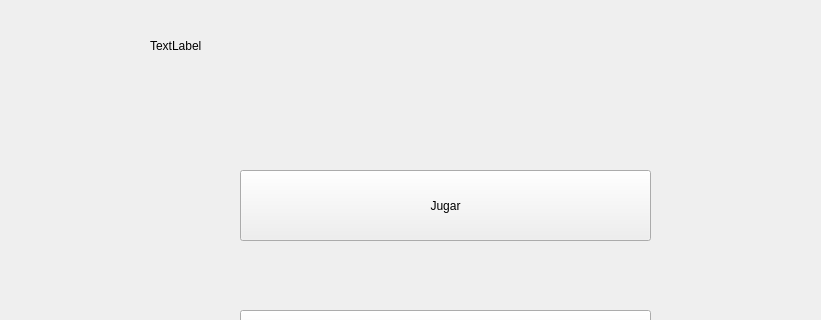
Jiny-perez/ProyectoBuscaMinas_Programacion3, file playerconfigurationform.ui: the form before one commit; both pictures show x 0 to 821 and y 0 to 320 of the 905 by 600 pixel window.
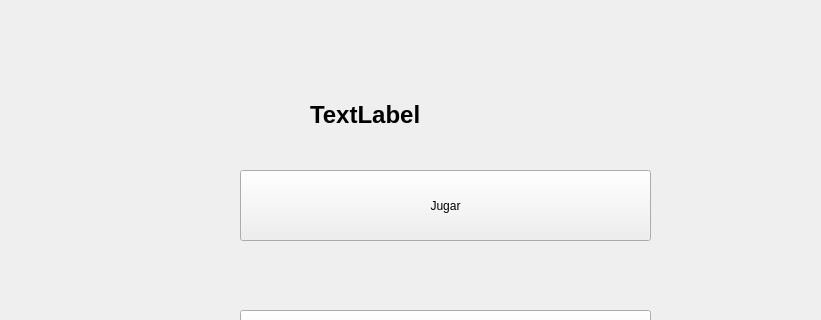
The form after the commit.

```diff
--- a/playerconfigurationform.ui
+++ b/playerconfigurationform.ui
@@ -29,12 +29,24 @@
   <widget class="QLabel" name="label">
    <property name="geometry">
     <rect>
-     <x>150</x>
-     <y>20</y>
-     <width>591</width>
-     <height>51</height>
+     <x>310</x>
+     <y>90</y>
+     <width>271</width>
+     <height>50</height>
     </rect>
    </property>
+   <property name="baseSize">
+    <size>
+     <width>0</width>
+     <height>0</height>
+    </size>
+   </property>
+   <property name="font">
+    <font>
+     <pointsize>18</pointsize>
+     <bold>true</bold>
+    </font>
+   </property>
    <property name="text">
     <string>TextLabel</string>
    </property>
```
Left out of the diff: 8 changed lines with no effect on the pictures.
